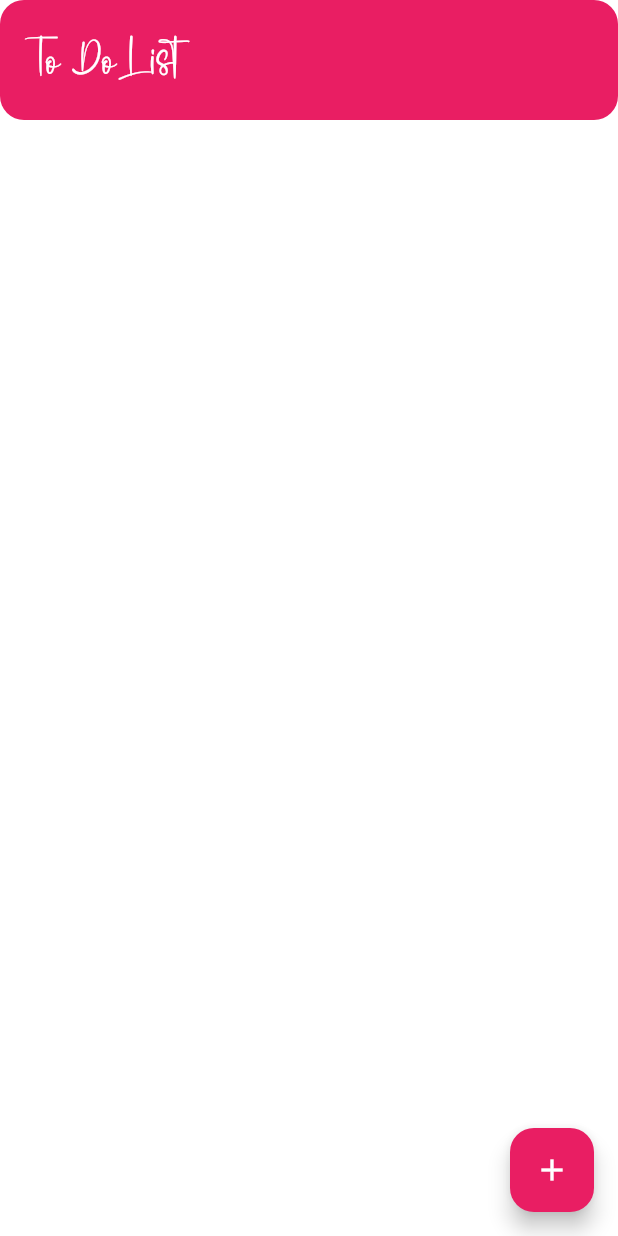
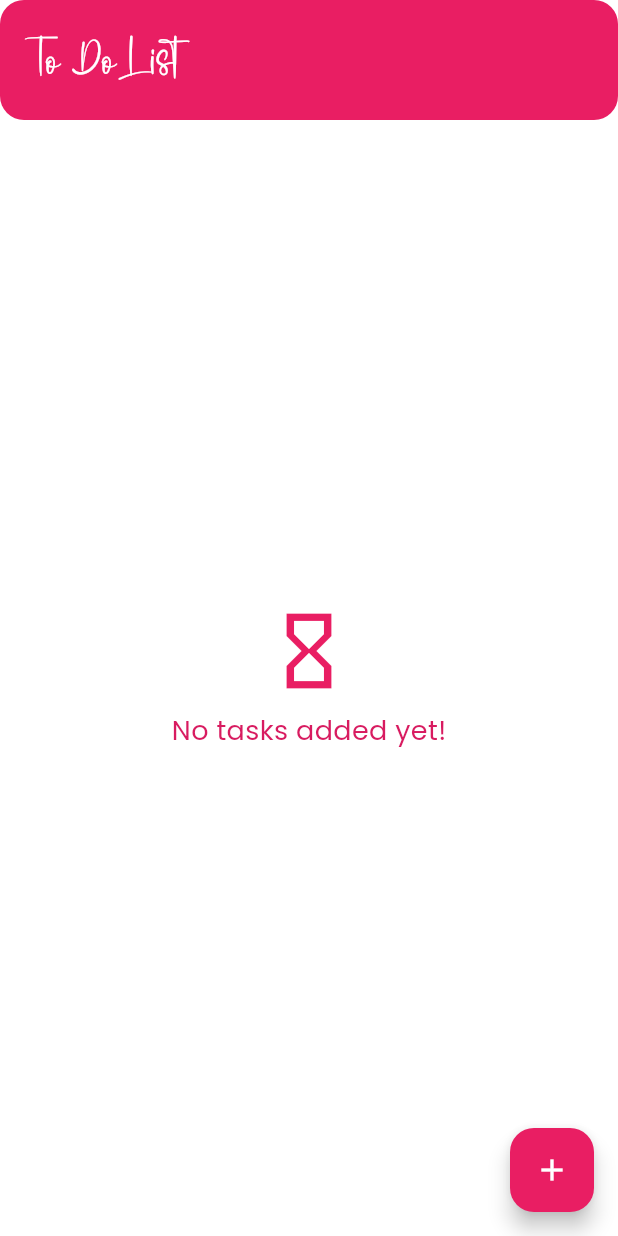
Before and after one commit to faiza2710/HerCompanion, a Flutter app: the TodoListPage screen opened directly, on a phone screen of 412 x 824 dp. Run offline on Flutter 3.47's test engine with Material 3 defaults, Android fonts, the phone set to English and light mode, and no system bars; our stand-ins replace another_flutter_splash_screen, audioplayers, cached_network_image, cloud_firestore, confetti, firebase_auth and 16 more; missing offline and left inert: flutter_sound; accounts and stored records are empty.

Commit message:
final changes

```diff
--- a/lib/todo_screens/home.dart
+++ b/lib/todo_screens/home.dart
@@ -4,7 +4,7 @@ import 'package:fyp/todo_screens/add_task.dart';
 import 'package:firebase_auth/firebase_auth.dart';
 
 User? currentUser = FirebaseAuth.instance.currentUser;
-String? userId = currentUser?.uid; // Logged-in user's UID
+String? userId = currentUser?.uid;
 
 class TodoListPage extends StatefulWidget {
   @override
@@ -30,8 +30,20 @@ class _TodoListPageState extends State<TodoListPage> {
       body: StreamBuilder(
         stream: tasksCollection.where("userId", isEqualTo: FirebaseAuth.instance.currentUser?.uid).snapshots(),
         builder: (context, AsyncSnapshot<QuerySnapshot> snapshot) {
-          if (!snapshot.hasData) {
-            return Center(child: Text("No tasks available"));
+          if (!snapshot.hasData || snapshot.data!.docs.isEmpty) {
+            return Center(
+              child: Column(
+                mainAxisAlignment: MainAxisAlignment.center,
+                children: [
+                  Icon(Icons.hourglass_empty, color: Colors.pink, size: 60),
+                  SizedBox(height: 10),
+                  Text(
+                    "No tasks added yet!",
+                    style: TextStyle(fontSize: 18, color: Colors.pink.shade600),
+                  ),
+                ],
+              ),
+            );
           }
 
           var tasks = snapshot.data!.docs;
@@ -83,7 +95,6 @@ class _TodoListPageState extends State<TodoListPage> {
       ),
     );
   }
-
 }
 
 class CustomAppBar extends StatefulWidget implements PreferredSizeWidget {
@@ -107,7 +118,6 @@ class _CustomAppBarState extends State<CustomAppBar> {
       backgroundColor: Colors.pink,
       flexibleSpace: Stack(
         children: [
-          // Logo and title on the left
           Align(
             alignment: Alignment.bottomLeft,
             child: Padding(
@@ -118,41 +128,16 @@ class _CustomAppBarState extends State<CustomAppBar> {
                   Text(
                     'To Do List',
                     style: TextStyle(
-                      fontFamily: 'CustomFont', // The font family name as defined in pubspec.yaml
+                      fontFamily: 'CustomFont',
                       color: Colors.white,
-                      fontSize: 30, // Slightly larger font size for cursive styling
-                      fontWeight: FontWeight.w500, // Adjust weight if needed
+                      fontSize: 30,
+                      fontWeight: FontWeight.w500,
                     ),
                   ),
-                  // Favorite Icon with Red Dot
                   Stack(
                     clipBehavior: Clip.none,
                     children: [
-                      // IconButton(
-                      //   onPressed: () {
-                      //     Navigator.push(
-                      //       context,
-                      //       MaterialPageRoute(builder: (context) => EmergencyPage()),
-                      //     );
-                      //   },
-                      //   icon: Icon(
-                      //     Icons.favorite_border,
-                      //     color: Colors.white,
-                      //     size: 28,
-                      //   ),
-                      // ),
-                      // Positioned(
-                      //   top: 11,
-                      //   right: 12,
-                      //   child: Container(
-                      //     width: 10,
-                      //     height: 10,
-                      //     decoration: BoxDecoration(
-                      //       color: Colors.white,
-                      //       shape: BoxShape.circle,
-                      //     ),
-                      //   ),
-                      // ),
+                      // Icon placeholder (optional)
                     ],
                   ),
                 ],
```
Also changed, not shown: lib/services/posting_service.dart (+54 -15 lines), lib/todo_screens/add_task.dart (+39 -11 lines).
